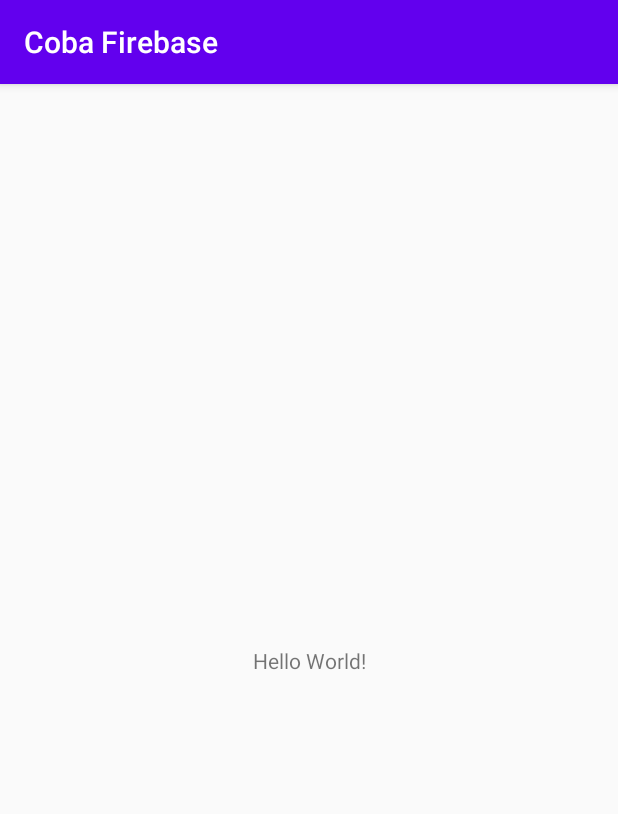
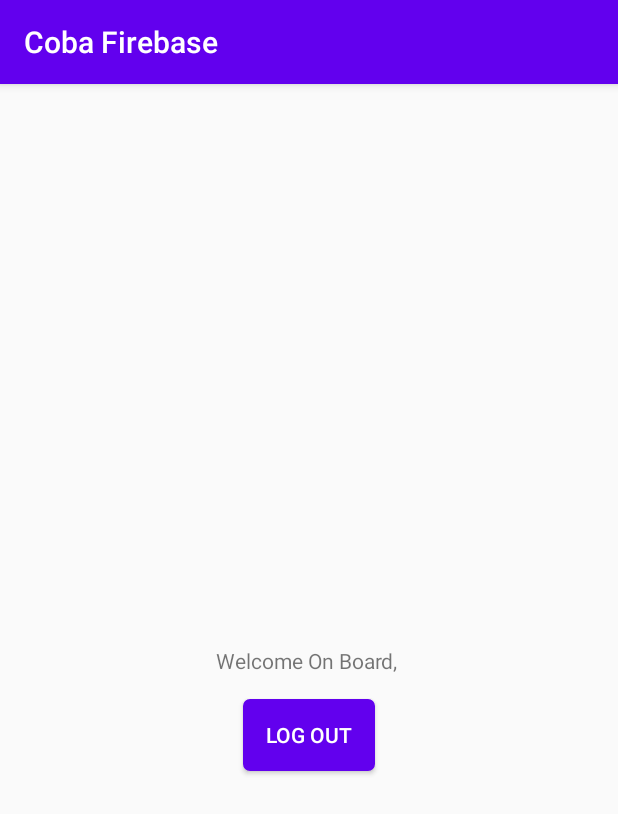
Before and after one commit to Aldiwildan77/firebase-auth-phone, an Android app: the screen it shows after launch once a user with an empty profile is signed in (MainActivity), on a phone screen of 412 x 824 dp. Shown: the top 814 px of the screen. Run offline under Robolectric (Android 15) with nearby library versions, the phone set to English and light mode, and no system bars; our stand-ins replace Firebase (no records; nobody signed in at launch, a user with empty details on screens opened directly).

Commit message:
auth done. log out done. next : make database based on auth account

```diff
--- a/app/src/main/AndroidManifest.xml
+++ b/app/src/main/AndroidManifest.xml
@@ -9,9 +9,10 @@
         android:roundIcon="@mipmap/ic_launcher_round"
         android:supportsRtl="true"
         android:theme="@style/AppTheme">
+        <activity android:name=".InputCodeActivity"></activity>
         <activity
             android:name=".InputNumberActivity"
-            android:windowSoftInputMode="stateVisible"></activity>
+            android:windowSoftInputMode="stateVisible" />
         <activity android:name=".MainActivity">
             <intent-filter>
                 <action android:name="android.intent.action.MAIN" />
--- a/app/src/main/java/com/zaydhisyam/cobafirebase/MainActivity.java
+++ b/app/src/main/java/com/zaydhisyam/cobafirebase/MainActivity.java
@@ -4,13 +4,20 @@ import androidx.appcompat.app.AppCompatActivity;
 
 import android.content.Intent;
 import android.os.Bundle;
+import android.view.View;
+import android.widget.Button;
+import android.widget.TextView;
+import android.widget.Toast;
 
 import com.google.firebase.auth.FirebaseAuth;
 import com.google.firebase.auth.PhoneAuthProvider;
 
 public class MainActivity extends AppCompatActivity {
 
-    FirebaseAuth firebaseAuth;
+    private FirebaseAuth firebaseAuth;
+
+    private TextView tv_hello;
+    private Button btn_logout;
 
     @Override
     protected void onCreate(Bundle savedInstanceState) {
@@ -18,10 +25,24 @@ public class MainActivity extends AppCompatActivity {
         setContentView(R.layout.activity_main);
         firebaseAuth = FirebaseAuth.getInstance();
 
+        tv_hello = findViewById(R.id.tv_hello);
+        btn_logout = findViewById(R.id.btn_logout);
+
         //check logged in or not
-        if (firebaseAuth.getCurrentUser() == null) {
+        if (firebaseAuth.getCurrentUser() == null)
             startActivity(new Intent(MainActivity.this, InputNumberActivity.class));
-        }
+        else
+            tv_hello.setText("Welcome On Board, " + firebaseAuth.getCurrentUser().getPhoneNumber());
+
+        btn_logout.setOnClickListener(new View.OnClickListener() {
+            @Override
+            public void onClick(View v) {
+                firebaseAuth.signOut();
+                Toast.makeText(MainActivity.this, R.string.toast_logout, Toast.LENGTH_SHORT).show();
+                finish();
+            }
+        });
+
     }
 
 }
--- a/app/src/main/res/layout/activity_input_number.xml
+++ b/app/src/main/res/layout/activity_input_number.xml
@@ -5,12 +5,6 @@
     android:layout_width="match_parent"
     android:layout_height="match_parent"
     tools:context=".InputNumberActivity">
-
-    <TextView
-        android:id="@+id/eror"
-        android:layout_width="wrap_content"
-        android:layout_height="wrap_content"
-        />
 
     <EditText
         android:id="@+id/et_input_number"
--- a/app/src/main/res/layout/activity_main.xml
+++ b/app/src/main/res/layout/activity_main.xml
@@ -7,6 +7,7 @@
     tools:context=".MainActivity">
 
     <TextView
+        android:id="@+id/tv_hello"
         android:layout_width="wrap_content"
         android:layout_height="wrap_content"
         android:text="Hello World!"
@@ -15,4 +16,16 @@
         app:layout_constraintRight_toRightOf="parent"
         app:layout_constraintTop_toTopOf="parent" />
 
+    <Button
+        android:id="@+id/btn_logout"
+        android:layout_width="wrap_content"
+        android:layout_height="wrap_content"
+        android:background="@drawable/button_corner"
+        android:text="@string/btn_logout"
+        android:textColor="@android:color/white"
+        app:layout_constraintTop_toBottomOf="@id/tv_hello"
+        app:layout_constraintStart_toStartOf="parent"
+        app:layout_constraintEnd_toEndOf="parent"
+        android:layout_marginTop="16dp"/>
+
 </androidx.constraintlayout.widget.ConstraintLayout>
--- a/app/src/main/res/values/strings.xml
+++ b/app/src/main/res/values/strings.xml
@@ -1,8 +1,14 @@
 <resources>
     <string name="app_name">Coba Firebase</string>
     <string name="btn_input_number">submit</string>
+    <string name="btn_logout">log out</string>
     <string name="hint_enter_number">enter your phone number</string>
+    <string name="hint_enter_code">enter 6 code</string>
     <string name="err_empty_field">it cant be empty</string>
+    <string name="err_wrong_code">wrong code</string>
     <string name="tv_loading">loading</string>
-    <string name="actionbar_input_number">Verifikasi Nomor HP</string>
+    <string name="actionbar_input_number">Masukan Nomor HP</string>
+    <string name="actionbar_input_code">Masukan 6 Kode OTP</string>
+    <string name="toast_logout">You\'re Logged Out</string>
+    <string name="toast_login">Log In Success</string>
 </resources>
```
Also changed, not shown: app/src/main/java/com/zaydhisyam/cobafirebase/InputNumberActivity.java (+8 -5 lines).
